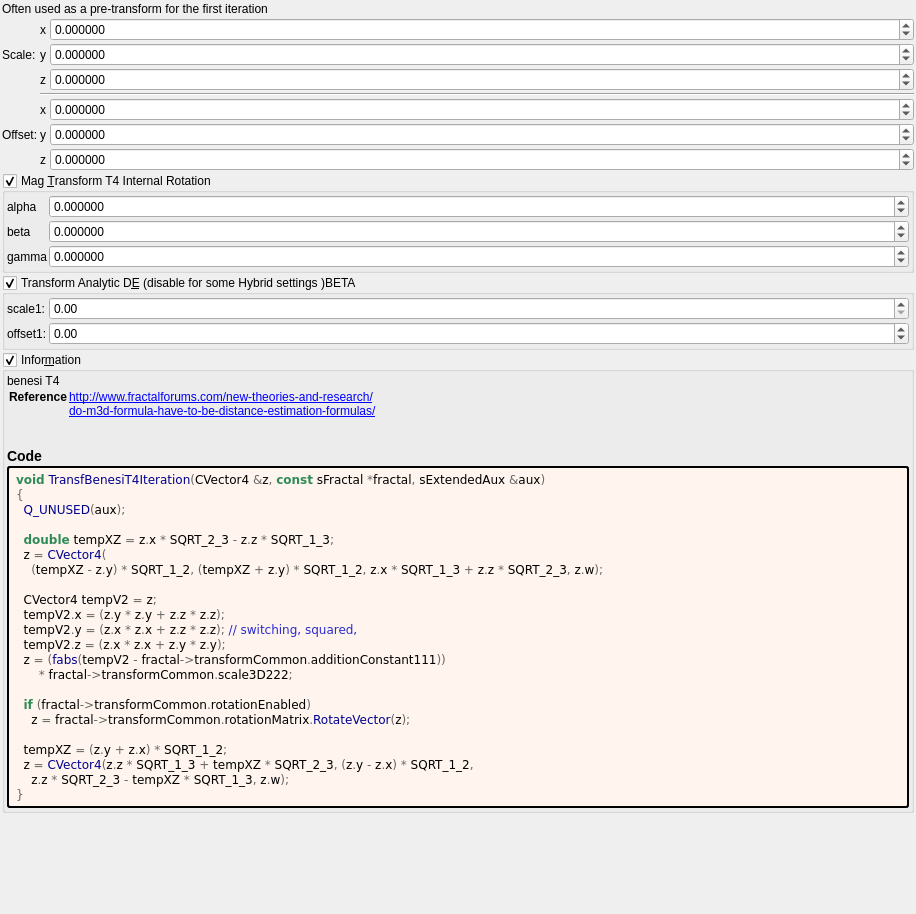
The window that mandelbulber2/formula/ui/transf_benesi_t4.ui (buddhi1980/mandelbulber2) describes before a commit, drawn with Qt 5.
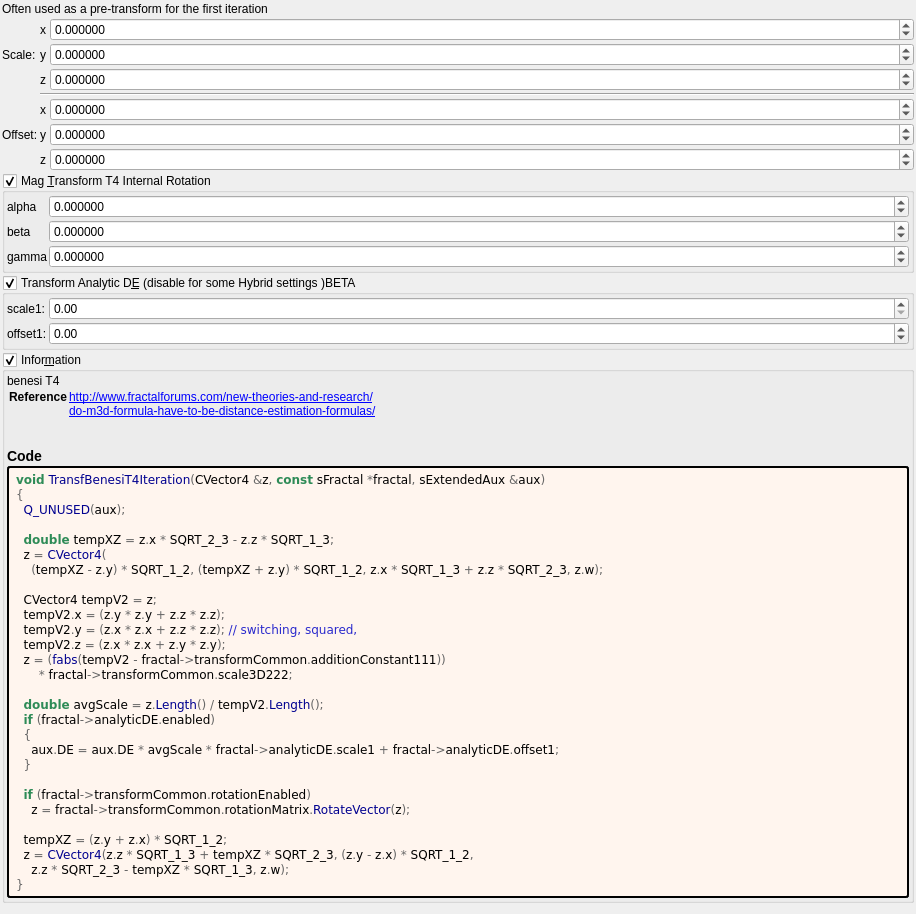
The same window after the commit. Custom widgets are drawn as their Qt base class.

Diff of the .ui file:
```diff
--- a/mandelbulber2/formula/ui/transf_benesi_t4.ui
+++ b/mandelbulber2/formula/ui/transf_benesi_t4.ui
@@ -587,6 +587,12 @@
   z &lt;span style=&quot;color:#676767&quot;&gt;= (&lt;/span&gt;&lt;span style=&quot;color:#00008f&quot;&gt;fabs&lt;/span&gt;&lt;span style=&quot;color:#676767&quot;&gt;(&lt;/span&gt;tempV2 &lt;span style=&quot;color:#676767&quot;&gt;-&lt;/span&gt; fractal&lt;span style=&quot;color:#676767&quot;&gt;-&amp;gt;&lt;/span&gt;transformCommon&lt;span style=&quot;color:#676767&quot;&gt;.&lt;/span&gt;additionConstant111&lt;span style=&quot;color:#676767&quot;&gt;))&lt;/span&gt;
       &lt;span style=&quot;color:#676767&quot;&gt;*&lt;/span&gt; fractal&lt;span style=&quot;color:#676767&quot;&gt;-&amp;gt;&lt;/span&gt;transformCommon&lt;span style=&quot;color:#676767&quot;&gt;.&lt;/span&gt;scale3D222&lt;span style=&quot;color:#676767&quot;&gt;;&lt;/span&gt;
 
+  &lt;span style=&quot;color:#2e8b57; font-weight:bold&quot;&gt;double&lt;/span&gt; avgScale &lt;span style=&quot;color:#676767&quot;&gt;=&lt;/span&gt; z&lt;span style=&quot;color:#676767&quot;&gt;.&lt;/span&gt;&lt;span style=&quot;color:#00008f&quot;&gt;Length&lt;/span&gt;&lt;span style=&quot;color:#676767&quot;&gt;() /&lt;/span&gt; tempV2&lt;span style=&quot;color:#676767&quot;&gt;.&lt;/span&gt;&lt;span style=&quot;color:#00008f&quot;&gt;Length&lt;/span&gt;&lt;span style=&quot;color:#676767&quot;&gt;();&lt;/span&gt;
+  &lt;span style=&quot;color:#2e8b57; font-weight:bold&quot;&gt;if&lt;/span&gt; &lt;span style=&quot;color:#676767&quot;&gt;(&lt;/span&gt;fractal&lt;span style=&quot;color:#676767&quot;&gt;-&amp;gt;&lt;/span&gt;analyticDE&lt;span style=&quot;color:#676767&quot;&gt;.&lt;/span&gt;enabled&lt;span style=&quot;color:#676767&quot;&gt;)&lt;/span&gt;
+  &lt;span style=&quot;color:#676767&quot;&gt;{&lt;/span&gt;
+    aux&lt;span style=&quot;color:#676767&quot;&gt;.&lt;/span&gt;DE &lt;span style=&quot;color:#676767&quot;&gt;=&lt;/span&gt; aux&lt;span style=&quot;color:#676767&quot;&gt;.&lt;/span&gt;DE &lt;span style=&quot;color:#676767&quot;&gt;*&lt;/span&gt; avgScale &lt;span style=&quot;color:#676767&quot;&gt;*&lt;/span&gt; fractal&lt;span style=&quot;color:#676767&quot;&gt;-&amp;gt;&lt;/span&gt;analyticDE&lt;span style=&quot;color:#676767&quot;&gt;.&lt;/span&gt;scale1 &lt;span style=&quot;color:#676767&quot;&gt;+&lt;/span&gt; fractal&lt;span style=&quot;color:#676767&quot;&gt;-&amp;gt;&lt;/span&gt;analyticDE&lt;span style=&quot;color:#676767&quot;&gt;.&lt;/span&gt;offset1&lt;span style=&quot;color:#676767&quot;&gt;;&lt;/span&gt;
+  &lt;span style=&quot;color:#676767&quot;&gt;}&lt;/span&gt;
+
   &lt;span style=&quot;color:#2e8b57; font-weight:bold&quot;&gt;if&lt;/span&gt; &lt;span style=&quot;color:#676767&quot;&gt;(&lt;/span&gt;fractal&lt;span style=&quot;color:#676767&quot;&gt;-&amp;gt;&lt;/span&gt;transformCommon&lt;span style=&quot;color:#676767&quot;&gt;.&lt;/span&gt;rotationEnabled&lt;span style=&quot;color:#676767&quot;&gt;)&lt;/span&gt;
     z &lt;span style=&quot;color:#676767&quot;&gt;=&lt;/span&gt; fractal&lt;span style=&quot;color:#676767&quot;&gt;-&amp;gt;&lt;/span&gt;transformCommon&lt;span style=&quot;color:#676767&quot;&gt;.&lt;/span&gt;rotationMatrix&lt;span style=&quot;color:#676767&quot;&gt;.&lt;/span&gt;&lt;span style=&quot;color:#00008f&quot;&gt;RotateVector&lt;/span&gt;&lt;span style=&quot;color:#676767&quot;&gt;(&lt;/span&gt;z&lt;span style=&quot;color:#676767&quot;&gt;);&lt;/span&gt;
 
```
Left out of the diff: 2 changed lines with no effect on the pictures.
